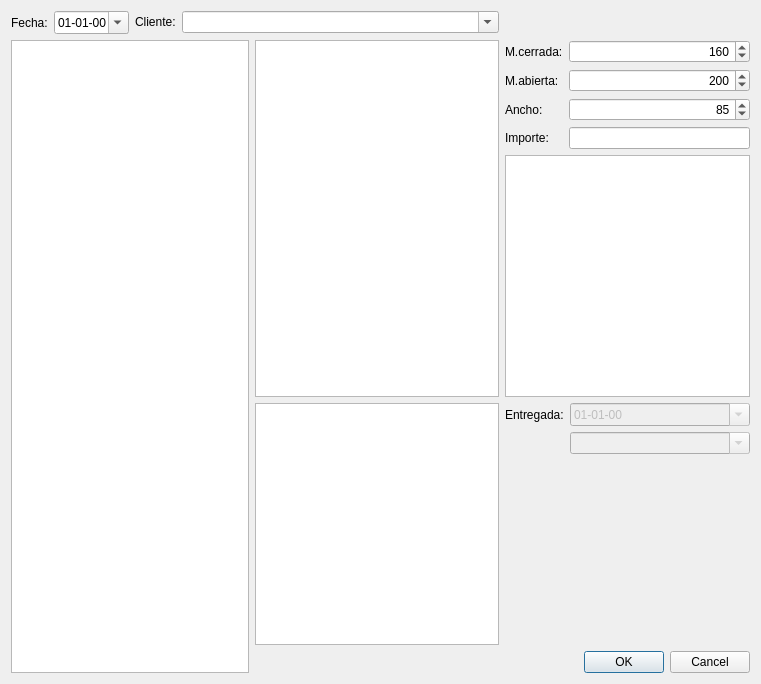
Before: the Qt Designer form pedidoDialog.ui in waltermas-gitter/infomesas-gui, drawn with Qt 5.
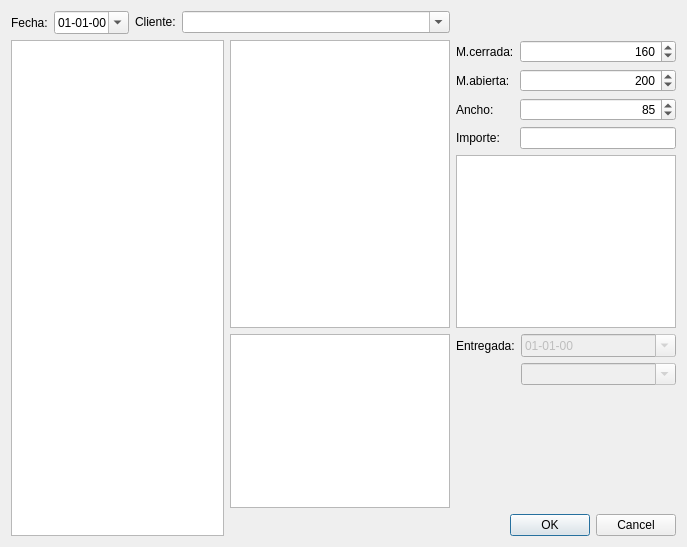
After: the same form once the commit is applied.

What changed in the file:
```diff
--- a/pedidoDialog.ui
+++ b/pedidoDialog.ui
@@ -6,8 +6,8 @@
    <rect>
     <x>0</x>
     <y>0</y>
-    <width>761</width>
-    <height>684</height>
+    <width>687</width>
+    <height>547</height>
    </rect>
   </property>
   <property name="windowTitle">
```
